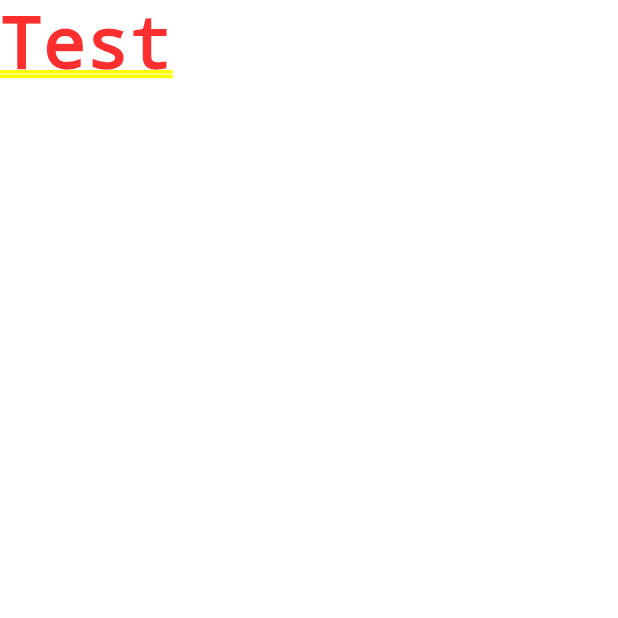
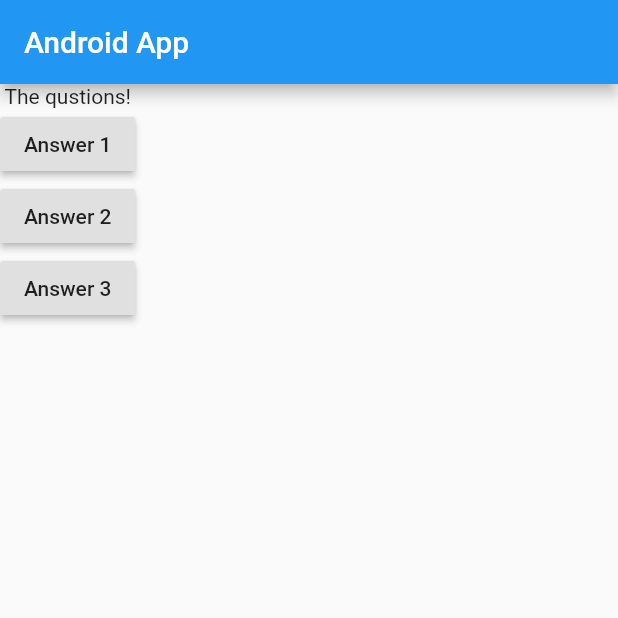
Before and after one commit to YourGuruNet/Flutter_Test_App, a Flutter app: the screen it shows after launch, on a phone screen of 412 x 824 dp, the top half of it. Run offline on Flutter 3.47's test engine with Material 2 defaults, Android fonts, the phone set to English and light mode, and no system bars.

```diff
--- a/lib/main.dart
+++ b/lib/main.dart
@@ -1,14 +1,43 @@
 import "package:flutter/material.dart";
 
-void main() {
-  runApp(MyApp());
-}
+void main() => runApp(MyApp());
 
 //Base setup
 class MyApp extends StatelessWidget {
+  void answerQustions() {
+    print('Answer chosen!');
+  }
+
+  @override
   Widget build(BuildContext context) {
+    var questions = [
+      'What\'s your favorit color?',
+      'What\'s is your favorit foot',
+      'Wher you live?'
+    ];
     return MaterialApp(
-      home: Text("Test"),
+      home: Scaffold(
+        appBar: AppBar(
+          title: Text('Android App'),
+        ),
+        body: Column(
+          children: [
+            Text('The qustions!'),
+            RaisedButton(
+              child: Text('Answer 1'),
+              onPressed: answerQustions,
+            ),
+            RaisedButton(
+              child: Text('Answer 2'),
+              onPressed: answerQustions,
+            ),
+            RaisedButton(
+              child: Text('Answer 3'),
+              onPressed: answerQustions,
+            ),
+          ],
+        ),
+      ),
     );
   }
 }
```
Also changed, not shown: pubspec.lock.
